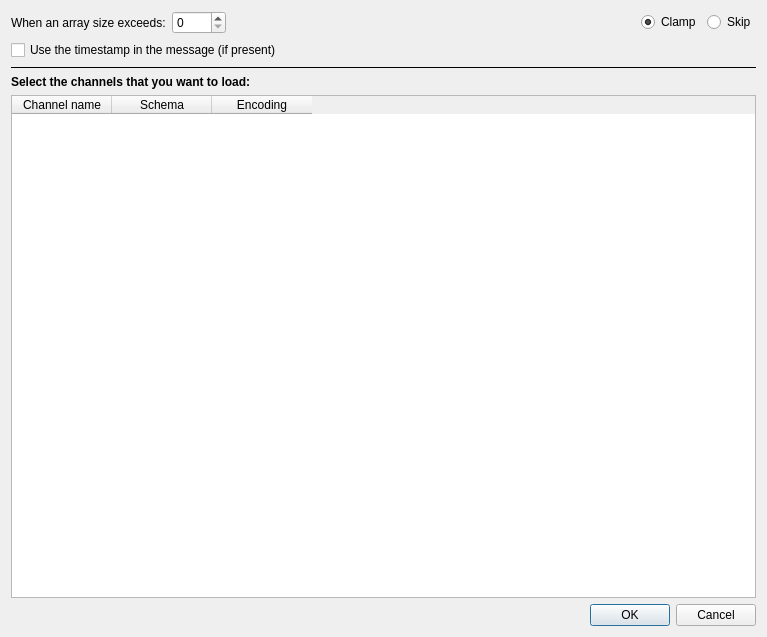
Above: plotjuggler_plugins/DataLoadMCAP/dialog_mcap.ui from ros2-gbp/plotjuggler-release before the change. Below: the same form after it.
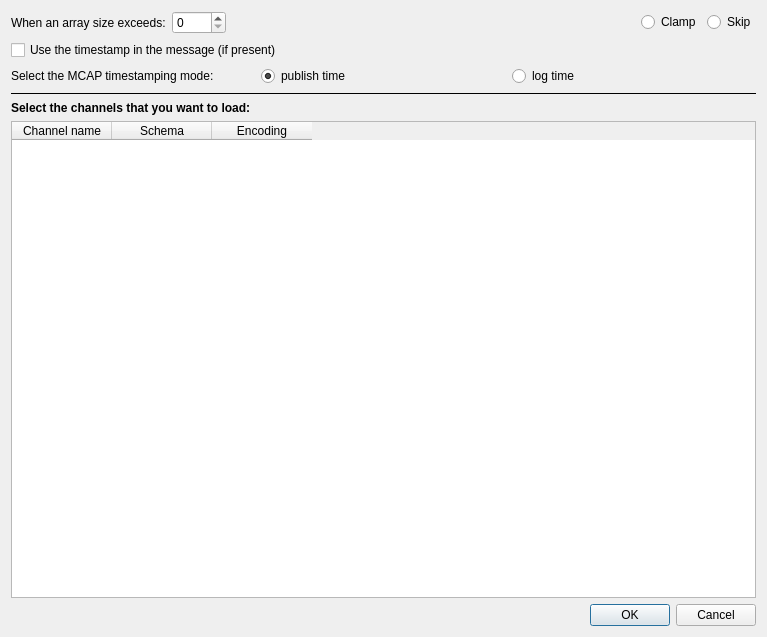
That is the form after the change.

```diff
--- a/plotjuggler_plugins/DataLoadMCAP/dialog_mcap.ui
+++ b/plotjuggler_plugins/DataLoadMCAP/dialog_mcap.ui
@@ -72,6 +72,40 @@
      </property>
     </widget>
    </item>
+   <item>
+    <layout class="QHBoxLayout" name="horizontalLayout_1">
+     <item>
+      <widget class="QLabel" name="label_3">
+       <property name="text">
+        <string>Select the MCAP timestamping mode:</string>
+       </property>
+      </widget>
+     </item>
+     <item>
+      <widget class="QRadioButton" name="radioPubTime">
+       <property name="text">
+        <string>publish time</string>
+       </property>
+       <property name="checked">
+        <bool>true</bool>
+       </property>
+       <attribute name="buttonGroup">
+        <string notr="true">buttonGroup</string>
+       </attribute>
+      </widget>
+     </item>
+     <item>
+      <widget class="QRadioButton" name="radioLogTime">
+       <property name="text">
+        <string>log time</string>
+       </property>
+       <attribute name="buttonGroup">
+        <string notr="true">buttonGroup</string>
+       </attribute>
+      </widget>
+     </item>
+    </layout>
+   </item>
    <item>
     <widget class="Line" name="line">
      <property name="frameShadow">
```
Left out of the diff: 3 changed lines with no effect on the pictures.
